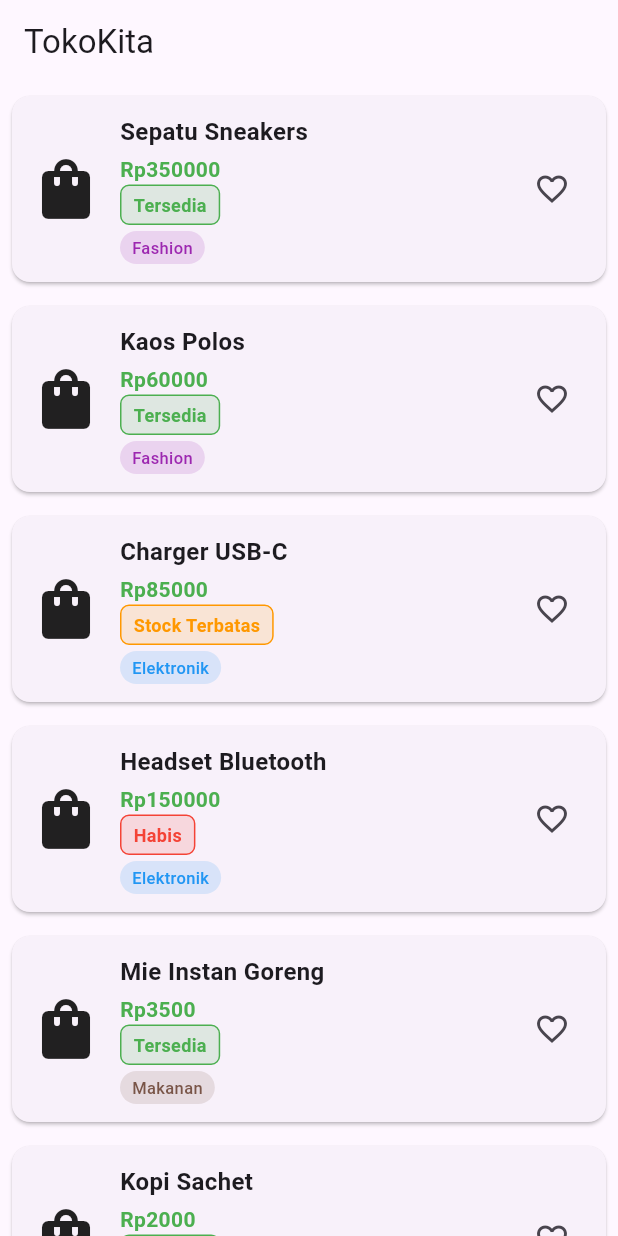
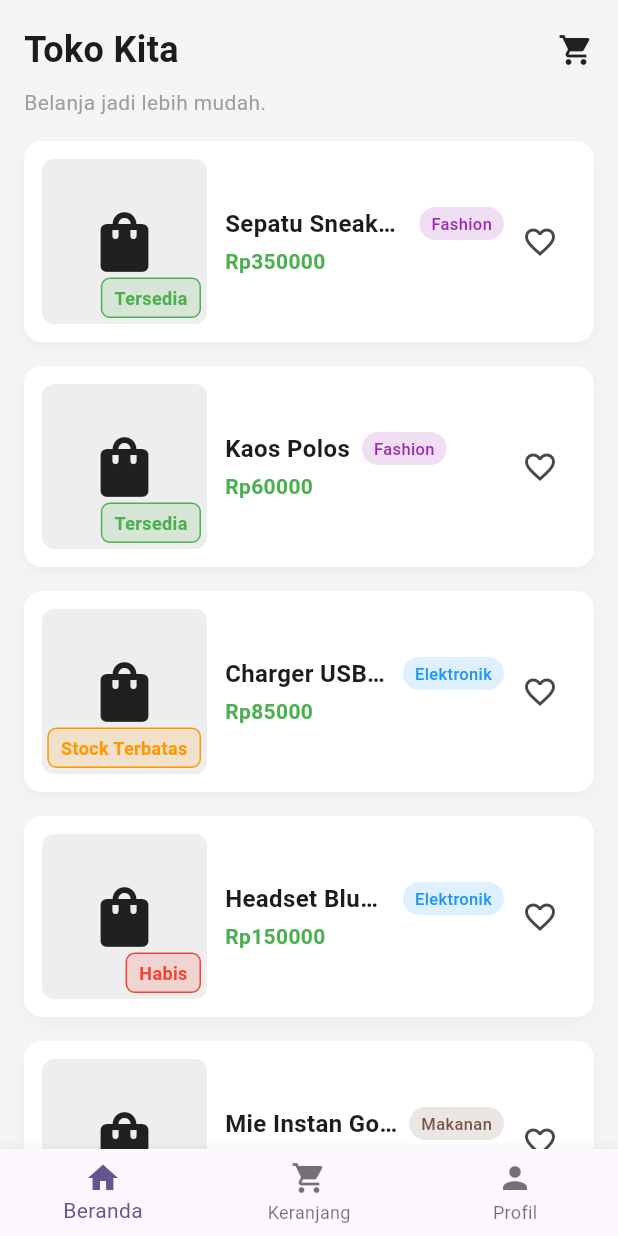
Before and after one commit to put3ayy/Pemrograman-Sistem-Mobile, a Flutter app: the screen it shows after launch, on a phone screen of 412 x 824 dp. Run offline on Flutter 3.47's test engine with Material 3 defaults, Android fonts, the phone set to English and light mode, and no system bars.

Commit message:
penambahan fitur

```diff
--- a/lib/main.dart
+++ b/lib/main.dart
@@ -1,6 +1,7 @@
 import 'package:flutter/material.dart';
-import 'widgets/product_card2.dart';
+import 'screens/product_detail_page.dart';
 import 'models/product.dart';
+import 'screens/main_page.dart';
 
 void main() {
   runApp(const MyApp());
@@ -15,14 +16,16 @@ class MyApp extends StatelessWidget {
     return MaterialApp(
       title: 'TokoKita',
       theme: ThemeData(
-        colorScheme: ColorScheme.fromSeed(seedColor: Colors.deepPurple),
+        colorScheme: ColorScheme.fromSeed(seedColor: const Color.fromARGB(255, 43, 2, 116)),
       ),
-      home: Scaffold(
-        appBar: AppBar(title: const Text('TokoKita')),
-        body: ListView(
-          children: daftarProduk.map((produk) => ProductCard(product: produk)).toList(),
-        ),
-      ),
+      initialRoute: '/',
+      routes: {
+        '/': (context) => MainPage(),
+        '/detail': (context) {
+          final product = ModalRoute.of(context)?.settings.arguments as Product;
+          return ProductDetailPage(product: product);
+        } // Contoh penggunaan produk pertama
+      },
     );
   }
 }
--- a/lib/models/product.dart
+++ b/lib/models/product.dart
@@ -88,16 +88,6 @@ class Product {
       return total;
   }
 
-  void simulasiPenjualanhabis(int stockAwal) {
-  int stock = stockAwal;
-  print('\nMulai simulasi penjualan, stocl awal: $stock');
-    while (stock >0) {
-      stock --;
-      print('Produk terjual, sisa stock: $stock');
-    }
-    print('Stok Habis!');
-  }
-
   double diskonBerdasarkanKategori(String kategori) {
   double persenDiskon;
   switch (kategori) {
@@ -127,12 +117,13 @@ List<Product> daftarProduk = [
     stock: 12,
   ),
 
-  Product(id: 2,
-  name: 'Kaos Polos',
-  price: 60000,
-  imageUrl: 'https://contoh.com/kaos.jpg',
-  category: 'Fashion',
-  stock: 30
+  Product(
+    id: 2,
+    name: 'Kaos Polos',
+    price: 60000,
+    imageUrl: 'https://contoh.com/kaos.jpg',
+    category: 'Fashion',
+    stock: 30
   ),
 
   Product(
@@ -153,6 +144,7 @@ List<Product> daftarProduk = [
     stock: 0,
     description: 'Headset wireless dengan noise cancelling.',
   ),
+
   Product(
     id: 5,
     name: 'Mie Instan Goreng',
@@ -161,6 +153,7 @@ List<Product> daftarProduk = [
     category: 'Makanan',
     stock: 100,
   ),
+
   Product(
     id: 6,
     name: 'Kopi Sachet',
@@ -169,6 +162,7 @@ List<Product> daftarProduk = [
     category: 'Makanan',
     stock: 50,
   ),
+
   Product(
     id: 7,
     name: 'Celana Jeans',
@@ -178,6 +172,7 @@ List<Product> daftarProduk = [
     stock: 8,
     description: 'Celana jeans slim fit warna biru.',
   ),
+
   Product(
     id: 8,
     name: 'Power Bank 10000mAh',
@@ -185,6 +180,71 @@ List<Product> daftarProduk = [
     imageUrl: 'https://contoh.com/powerbank.jpg',
     category: 'Elektronik',
     stock: 4,
+  ),
+
+  Product(
+    id: 9,
+    name: 'Jaket Hoodie',
+    price: 220000,
+    imageUrl: 'hoodie.jpg',
+    category: 'Fashion',
+    stock: 15
+    ),
+
+  DiskonProduk(
+    id: 10,
+    name: 'Smartwatch',
+    price: 450000,
+    imageUrl: 'smartwatch.jpg',
+    category: 'Elektronik',
+    stock: 5,
+    diskonProduk: 20
+    ),
+
+  Product(
+    id: 11,
+    name: 'Keripik Singkong',
+    price: 12000,
+    imageUrl: 'keripik.jpg',
+    category: 'Makanan',
+    stock: 60
+    ),
+
+  Product(
+    id: 12,
+    name: 'Mouse Wireless',
+    price: 95000,
+    imageUrl: 'mouse.jpg',
+    category: 'Elektronik',
+    stock: 2
+    ),
+
+  DiskonProduk(
+    id: 13,
+    name: 'Kemeja Flanel',
+    price: 180000,
+    imageUrl: 'flanel.jpg',
+    category: 'Fashion',
+    stock: 10,
+    diskonProduk: 10
+  ),
+
+  Product(
+    id: 14,
+    name: 'Teh Botol',
+    price: 5000,
+    imageUrl: 'teh.jpg',
+    category: 'Makanan',
+    stock: 0
+  ),
+
+  Product(
+    id: 15,
+    name: 'Tas Ransel',
+    price: 275000,
+    imageUrl: 'tas.jpg',
+    category: 'Fashion',
+    stock: 7
   ),
 ];
 
@@ -195,147 +255,6 @@ double hitungTotalBelanja(List<Product> keranjang) {
     total += keranjang[i].price;
   }
   return total;
-}
-
-// Langkah 1: Variabel dan tipe data produk
-void langkah1VariabeldanTipedata() {
-  print("\n\nLangkah 1: Variabel dan Tipe Data");
-
-  var namaProdukvar = 'Kaos Polos';
-  namaProdukvar = 'Kaos Polos Edisi Baru';
-
-  final tanggalInput = DateTime.now();
-  const namaToko  = 'TokoKita';
-
-  print('var (bisa diubah)  : $namaProdukvar');
-  print('final (diisi 1x)   : $tanggalInput');
-  print('const (tetap)      : $namaToko');
-
-  int stock = 25;
-  double harga = 7500;
-  String namaProduk = 'Sepatu Sneakers';
-  bool statusTersedia = true;
-
-  print('Stock      : $stock');
-  print('Harga       : $harga');
-  print('Nama Produk  : $namaProduk');
-  print('Status Tersedia  : $statusTersedia');
-
-  List<String> kategoriProduk = ['Elektronik', 'Fashion', 'Makanan'];
-  print('Kategori Produk  : $kategoriProduk');
-
-  Map<String, dynamic> produkMentah = {
-    'id' : 'P001',
-    'nama' : 'Sepatu Sneakers',
-    'harga' : 250000.0,
-    'stock' : 25,
-    'kategori' : 'Fashion',
-  };
-  print('Produk : $produkMentah');
-}
-
-
-// Langkah 2: Operator
-void langkah2Operator() {
-  print('\nLangkah 2 Operator');
-
-  //Operator Aritmatika
-  double hargaSatuan = 20000;
-  int jumlahBeli = 3;
-  double totalHarga = hargaSatuan * jumlahBeli;
-  double totalDenganOngkir = totalHarga + 5000;
-  double totalSetelahdiskon = totalDenganOngkir - 3000;
-  double hargaRatarata = totalHarga / jumlahBeli;
-  int stockAwal = 10;
-  int sisaStock = stockAwal - jumlahBeli;
-  int sisaBagitiga = stockAwal % 3;
-
-  print('Total harga          : $totalHarga');
-  print('Total + ongkir       : $totalDenganOngkir');
-  print('Total setelah diskon : $totalSetelahdiskon');
-  print('Harga rata-rata/item : $hargaRatarata');
-  print('Sisa stock           : $sisaStock');
-  print('Sisa bagi tiga       : $sisaBagitiga');
-
-  //Operator Perbandingan
-  double hargaA = 50000;
-  double hargaB = 75000;
-  int stockA = 5;
-  int stockB = 5;
-
-  print('hargaA ($hargaA) == hargaB ($hargaB) -> ${hargaA == hargaB}');
-  print('hargaA ($hargaA) != hargaB ($hargaB) -> ${hargaA != hargaB}');
-  print('hargaA ($hargaA) > hargaB ($hargaB) -> ${hargaA > hargaB}');
-  print('hargaA ($hargaA) < hargaB ($hargaB) -> ${hargaA < hargaB}');
-  print('stockA ($hargaA) >= stockB ($hargaB) -> ${stockA >= stockB}');
-  print('stockA ($hargaA) <= stockB ($hargaB) -> ${stockA <= stockB}');
-
-  // Operator Logika
-  int stock = 10;
-  double harga = 25000;
-  bool layakDitampilkan = stock > 0 && harga > 0;
-  bool adaPromoatauStokbanyak = (stock > 20) || (harga < 3000);
-  bool tidakTersedia = !layakDitampilkan;
-
-  print('Layak ditampilkan (stock>0 && harga>0  : $layakDitampilkan');
-  print('Ada promo atau stock banyak            : $adaPromoatauStokbanyak');
-  print('Tidak tersedia                         : $tidakTersedia');
-}
-
-
-//Langkah 3 Control flow untuk logika toko
-void langkah3ControlFlow() {
-  print('\nLangkah 3 Control Flow');
-
-  print('Status stock 0   : ${labelStatusProduk(0)}');
-  print('Status stock 3   : ${labelStatusProduk(3)}');
-  print('Status stock 20  : ${labelStatusProduk(20)}');
-
-  List<double> hargaBelanja = [15000, 25000, 40000];
-  print('Total belanja    : ${totalBelanja(hargaBelanja)}');
-
-  simulasiPenjualanhabis(3);
-
-  print('Diskon elektronik  : ${diskonBerdasarkanKategori('Elektronik')}%');
-  print('Diskon fashion     : ${diskonBerdasarkanKategori('Fashion')}%');
-  print('Diskon Makanan     : ${diskonBerdasarkanKategori('Makanan')}%');
-}
-
-// Langkah 4: Function Hitung Harga Setelah Diskon
-void langkah4Function() {
-  print('\n\nLangkah 4 Function');
-
-  print('Parameter biasa (100000, 10%) : ${hitungHargaSetelahDiskon(100000, 10)}');
-  print('Named parameter, tanpa diskon : ${hitungHargaSetelahDiskon2(harga: 100000)}');
-  print('Named parameter, diskon 20%   : ${hitungHargaSetelahDiskon2(harga: 100000, persenDiskon: 20)}');
-  print('Arrow function formatRupiah   : ${formatRupiah(125000)}');
-}
-
-//Langkah 5: Class Product dan Diskon Produk
-void langkah5ClassProduct() {
-  print('\n\nLangkah 5 Class Product & Null Safety');
-
-  Product product1 = Product(
-    id: 1,
-    name: 'Sepatu Sneakers',
-    price: 350000,
-    imageUrl: 'https://contoh.com/sneakers.jpg',
-    category: 'Fashion',
-    stock: 12
-    );
-    product1.tampilkanInfo();
-
-    DiskonProduk product2 = DiskonProduk(
-      id: 2,
-      name: 'Kaos Polos',
-      price: 60000,
-      imageUrl: 'https://contoh.com/kaos.jpg',
-      category: 'Fashion',
-      stock: 30,
-      diskonProduk: 15
-      );
-      product2.tampilkanInfo();
-      print('Harga setelah diskon: ${product2.hitungHargaFinal()}');
 }
 
 // Data Total Belanja
--- /dev/null
+++ b/lib/screens/home_page.dart
@@ -0,0 +1,77 @@
+import 'package:flutter/material.dart';
+import '../models/product.dart';
+import '../widgets/product_card3.dart';
+
+class Homepage extends StatelessWidget {
+  const Homepage({super.key});
+
+  @override
+  Widget build(BuildContext context) {
+    final List<Product> dataProduk = daftarProduk; // Mengambil data produk dari daftarProduk
+
+    return Scaffold(
+      backgroundColor: Colors.grey.shade100,
+      body: SafeArea(
+        child: Column(
+          children: [
+            // header
+            Padding(
+              padding: const EdgeInsets.fromLTRB(16, 16, 16, 8),
+              child: Column(
+                crossAxisAlignment: CrossAxisAlignment.start,
+                children: [
+                  Row(
+                    mainAxisAlignment: MainAxisAlignment.spaceBetween,
+                    children: const[
+                      Text(
+                        'Toko Kita',
+                        style: TextStyle(
+                          fontSize: 24,
+                          fontWeight: FontWeight.bold,
+                        ),
+                      ),
+                      Icon(Icons.shopping_cart),
+                    ],
+                  ),
+                  const SizedBox(height: 8),
+                  const Text(
+                    'Belanja jadi lebih mudah.',
+                    style: TextStyle(
+                      color: Colors.grey,
+                    ),
+                  ),
+                ],
+              ),
+            ),
+            // list produk
+            Expanded(
+              child: ListView.builder(
+                itemCount: dataProduk.length,
+                itemBuilder: (context, index) {
+                  final product = dataProduk[index];
+                  return GestureDetector(
+                    onTap: () async {
+                      final jumlah = await Navigator.pushNamed(
+                        context,
+                        '/detail',
+                        arguments: product,
+                      );
+                      if (jumlah != null && context.mounted) {
+                        ScaffoldMessenger.of(context).showSnackBar(
+                          SnackBar(
+                            content: Text('Anda membeli $jumlah ${product.name} ditambakan '),
+                          ),
+                        );
+                      }
+                    },
+                    child: ProductCard(product: product),
+                  );
+                },
+              ),
+            ),
+          ],
+        ),
+      ),
+    );
+  }
+}
--- /dev/null
+++ b/lib/screens/main_page.dart
@@ -0,0 +1,41 @@
+import 'package:flutter/material.dart';
+import 'home_page.dart';
+import 'cart_page.dart';
+import 'profile_page.dart';
+
+class MainPage extends StatefulWidget {
+  const MainPage({super.key});
+
+  @override
+  State<MainPage> createState() => _MainPageState();
+}
+
+class _MainPageState extends State<MainPage> {
+  int _selectedIndex = 0;
+
+  static const List<Widget> _widgetOptions = <Widget>[
+    Homepage(),
+    CartPage(),
+    ProfilePage(),
+  ];
+
+  @override
+  Widget build(BuildContext context) {
+    return Scaffold(
+      body: _widgetOptions[_selectedIndex],
+      bottomNavigationBar: BottomNavigationBar(
+        currentIndex: _selectedIndex,
+        onTap: (index) {
+          setState(() {
+            _selectedIndex = index;
+          });
+        },
+        items: const [
+          BottomNavigationBarItem(icon: Icon(Icons.home), label: 'Beranda'),
+          BottomNavigationBarItem(icon: Icon(Icons.shopping_cart), label: 'Keranjang'),
+          BottomNavigationBarItem(icon: Icon(Icons.person), label: 'Profil'),
+        ]
+      ),
+    );
+  }
+}
--- /dev/null
+++ b/lib/widgets/product_card3.dart
@@ -0,0 +1,125 @@
+import 'package:flutter/material.dart';
+import '../models/product.dart';
+import 'price_label.dart';
+import 'stock_badge.dart';
+import 'category_tag.dart';
+
+class ProductCard extends StatefulWidget {
+  final Product product;
+  const ProductCard({super.key, required this.product});
+
+  @override
+  State<ProductCard> createState() => _ProductCardState();
+}
+
+class _ProductCardState extends State<ProductCard> {
+  bool isFavorite = false;
+
+  @override
+  Widget build(BuildContext context) {
+    final product = widget.product;
+
+    // Hapus GestureDetector, langsung return Container
+    return Container(
+      margin: const EdgeInsets.symmetric(horizontal: 16, vertical: 8),
+      padding: const EdgeInsets.all(12),
+      decoration: BoxDecoration(
+        color: Colors.white,
+        borderRadius: BorderRadius.circular(12),
+        boxShadow: [
+          BoxShadow(
+            color: Colors.grey.withValues(alpha: 0.1),
+            blurRadius: 8,
+            offset: const Offset(0, 4),
+          ),
+        ],
+      ),
+      child: Row(
+        children: [
+          SizedBox(
+            width: 110,
+            height: 110,
+            child: Stack(
+              children: [
+                Positioned.fill(
+                  child: Container(
+                    decoration: BoxDecoration(
+                      color: Colors.grey.shade200,
+                      borderRadius: BorderRadius.circular(8),
+                    ),
+                    child: const Center(
+                      child: Icon(Icons.shopping_bag, size: 48),
+                    ),
+                  ),
+                ),
+                if (product is DiskonProduk)
+                  Positioned(
+                    top: 4,
+                    right: 4,
+                    child: Container(
+                      padding: const EdgeInsets.symmetric(horizontal: 6, vertical: 2),
+                      decoration: BoxDecoration(
+                        color: Colors.red,
+                        borderRadius: BorderRadius.circular(6),
+                      ),
+                      child: const Text(
+                        'DISKON',
+                        style: TextStyle(
+                          color: Colors.white,
+                          fontSize: 11,
+                          fontWeight: FontWeight.bold,
+                        ),
+                      ),
+                    ),
+                  ),
+                Positioned(
+                  bottom: 4,
+                  right: 4,
+                  child: StockBadge(stock: product.stock),
+                ),
+              ],
+            ),
+          ),
+          const SizedBox(width: 12),
+          Expanded(
+            child: Column(
+              crossAxisAlignment: CrossAxisAlignment.start,
+              children: [
+                Row(
+                  children: [
+                    Flexible(
+                      child: Text(
+                        product.name,
+                        maxLines: 1,
+                        overflow: TextOverflow.ellipsis,
+                        style: const TextStyle(
+                          fontSize: 16,
+                          fontWeight: FontWeight.bold,
+                        ),
+                      ),
+                    ),
+                    const SizedBox(width: 8),
+                    CategoryTag(category: product.category),
+                  ],
+                ),
+                const SizedBox(height: 4),
+                PriceLabel(harga: product.price),
+              ],
+            ),
+          ),
+          IconButton(
+            icon: Icon(
+              isFavorite ? Icons.favorite : Icons.favorite_border,
+              color: isFavorite ? Colors.red : null,
+            ),
+            onPressed: () {
+              setState(() {
+                isFavorite = !isFavorite;
+              });
+            },
+          ),
+        ],
+      ),
+    );
+  }
+}
--- a/pubspec.yaml
+++ b/pubspec.yaml
@@ -39,6 +39,7 @@ dependencies:
 dev_dependencies:
   flutter_test:
     sdk: flutter
+  get: ^4.6.5
 
   # The "flutter_lints" package below contains a set of recommended lints to
   # encourage good coding practices. The lint set provided by the package is
```
Also changed, not shown: lib/screens/cart_page.dart (added, +17 -0 lines), lib/screens/product_detail_page.dart (added, +69 -0 lines), lib/screens/profile_page.dart (added, +17 -0 lines), pubspec.lock.
